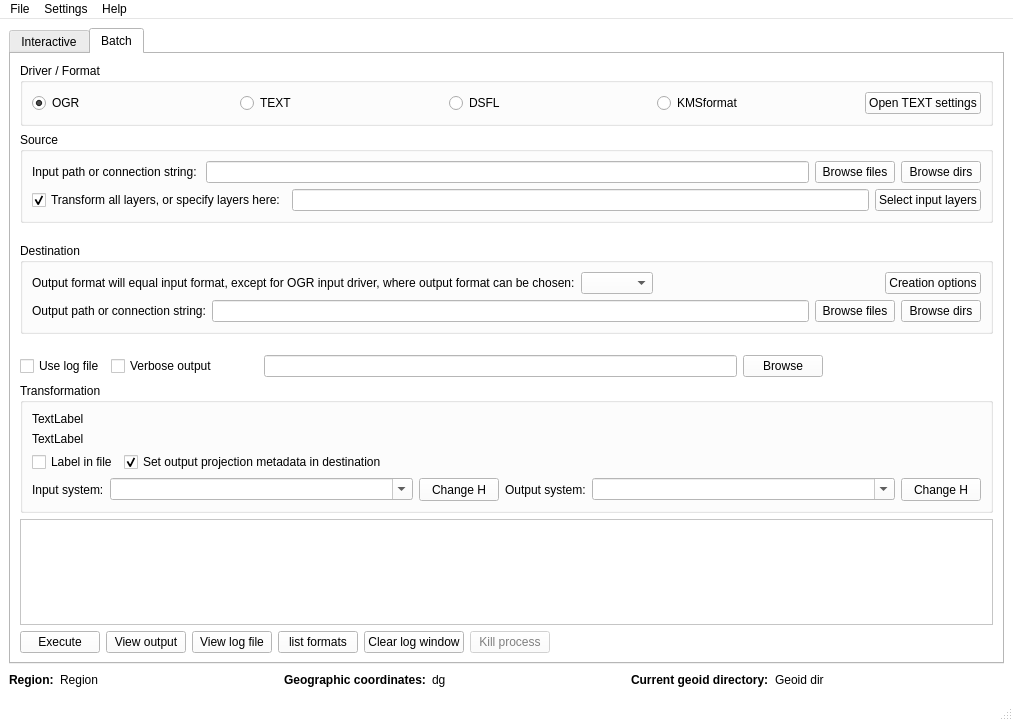
Above: UI/Trui.ui from MartinHvidberg/kmstrans_fra_SDFE_SEQ200131 before the change. Below: the same form after it.
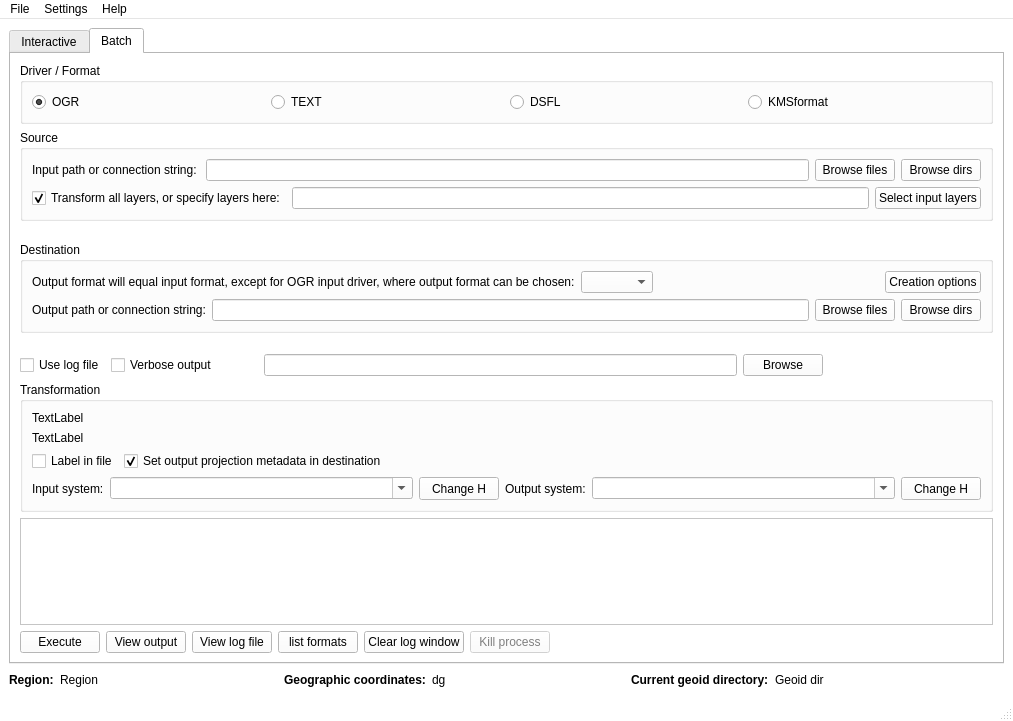
That is the form after the change. Icons and pictures are not drawn.

Diff of the .ui file:
```diff
--- a/UI/Trui.ui
+++ b/UI/Trui.ui
@@ -1453,22 +1453,6 @@
                </property>
               </widget>
              </item>
-             <item>
-              <widget class="QPushButton" name="bt_f2f_settings">
-               <property name="sizePolicy">
-                <sizepolicy hsizetype="Fixed" vsizetype="Fixed">
-                 <horstretch>0</horstretch>
-                 <verstretch>0</verstretch>
-                </sizepolicy>
-               </property>
-               <property name="whatsThis">
-                <string>Open settings specific for the TEXT format.</string>
-               </property>
-               <property name="text">
-                <string>Open TEXT settings</string>
-               </property>
-              </widget>
-             </item>
             </layout>
            </item>
           </layout>
```
Left out of the diff: 2 changed lines with no effect on the pictures.
